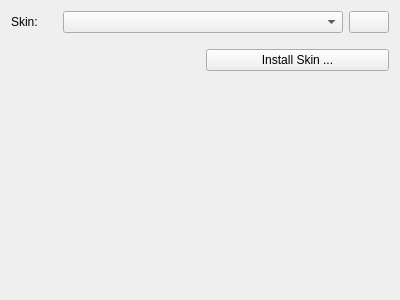
This is src/plugins/skin/skinconfigwidget.ui in CryFeiFei/klatexformula as Qt 5 draws it before an edit. The edited form follows.
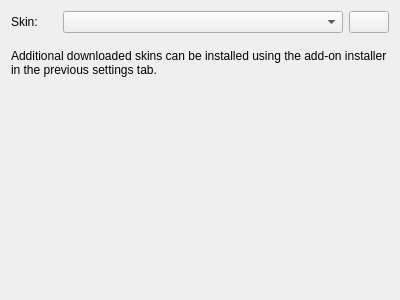
This is the edited form. Icons and pictures are not drawn.

Commit message: * Skins are now described in an XML file, referencing a qss file and giving a syntax highlighting   scheme that overrides the existing one. * Added menu entry "Insert Delimiter >" -> "\mathrm{}", "\textit{}", etc. in editor context menu * FIXED KLFLibLegacyEngine a lot, by re-writing the file accessing mechanism via a common   KLFLibLegacyFileDataPrivate helper

```diff
--- a/src/plugins/skin/skinconfigwidget.ui
+++ b/src/plugins/skin/skinconfigwidget.ui
@@ -37,20 +37,20 @@
      </property>
     </widget>
    </item>
-   <item row="3" column="0">
+   <item row="4" column="0">
     <spacer name="vspc1">
      <property name="orientation">
       <enum>Qt::Vertical</enum>
      </property>
      <property name="sizeHint" stdset="0">
       <size>
-       <width>20</width>
+       <width>10</width>
        <height>40</height>
       </size>
      </property>
     </spacer>
    </item>
-   <item row="1" column="2">
+   <item row="2" column="2">
     <spacer name="vspc2">
      <property name="orientation">
       <enum>Qt::Vertical</enum>
@@ -83,10 +83,13 @@
      </property>
     </widget>
    </item>
-   <item row="2" column="2" colspan="2">
-    <widget class="QPushButton" name="btnInstallSkin">
+   <item row="3" column="0" colspan="4">
+    <widget class="QLabel" name="label_2">
      <property name="text">
-      <string>Install Skin ...</string>
+      <string>Additional downloaded skins can be installed using the add-on installer in the previous settings tab.</string>
+     </property>
+     <property name="wordWrap">
+      <bool>true</bool>
      </property>
     </widget>
    </item>
```
The commit also changes 30 other files.
